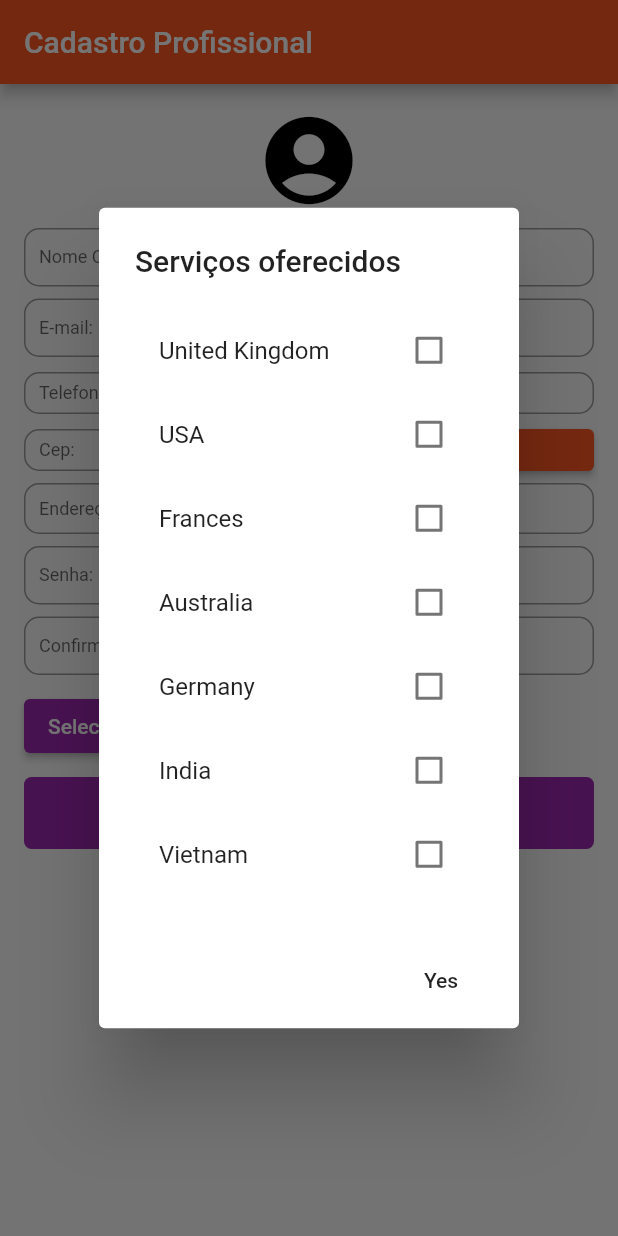
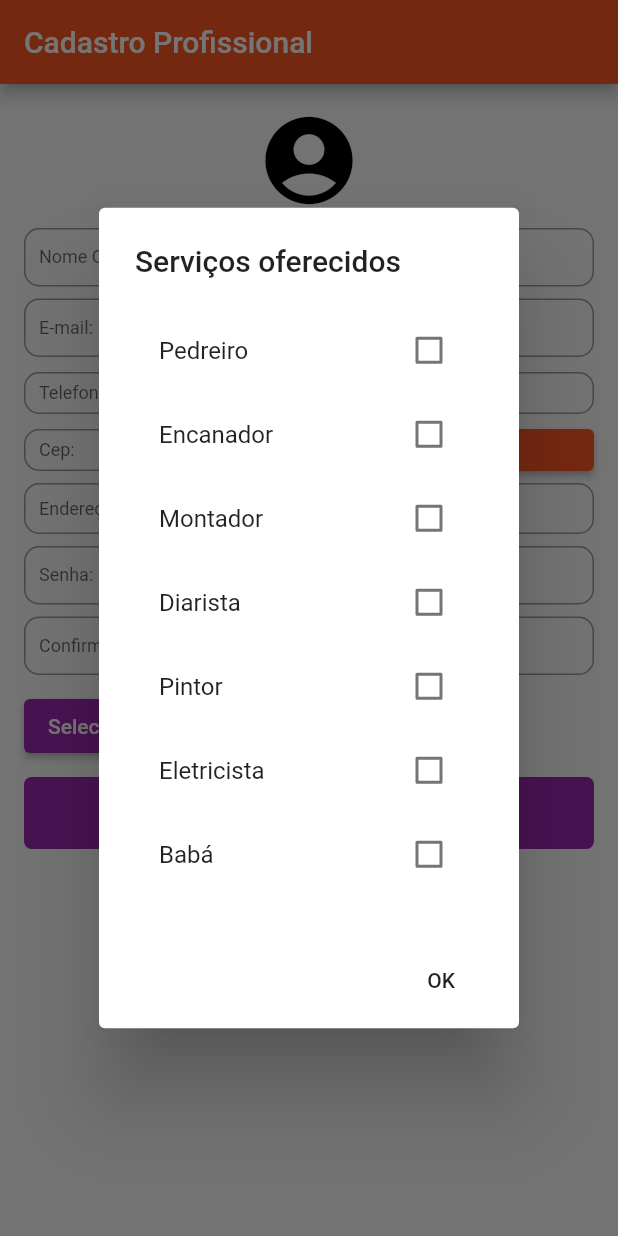
Before and after one commit to adriano328/PSTIFM, a Flutter app: the MyHomePage screen opened directly, after a tap on "Selecionar Serviços", on a phone screen of 412 x 824 dp. Run offline on Flutter 3.47's test engine with Material 2 defaults, Android fonts, the phone set to English and light mode, and no system bars.

Commit message:
Ajuste de tela profileForm e lissta de Serviços

```diff
--- a/lib/formUserProfessional/data.dart
+++ b/lib/formUserProfessional/data.dart
@@ -1,9 +1,9 @@
 final List<String> countries = [
-  'United Kingdom',
-  'USA',
-  'Frances',
-  'Australia',
-  'Germany',
-  'India',
-  'Vietnam'
+  'Pedreiro',
+  'Encanador',
+  'Montador',
+  'Diarista',
+  'Pintor',
+  'Eletricista',
+  'Babá'
 ];
--- a/lib/formUserProfessional/formUsersProfessional.dart
+++ b/lib/formUserProfessional/formUsersProfessional.dart
@@ -108,7 +108,7 @@ class _MyHomePageState extends State<MyHomePage> {
           ),
           actions: [
             FlatButton(
-              child: Text('Yes'),
+              child: Text('OK'),
               onPressed: () => Navigator.of(context).pop(),
             )
           ],
```
Also changed, not shown: assets/cliente_icone.png, assets/profissional_icone.png.
